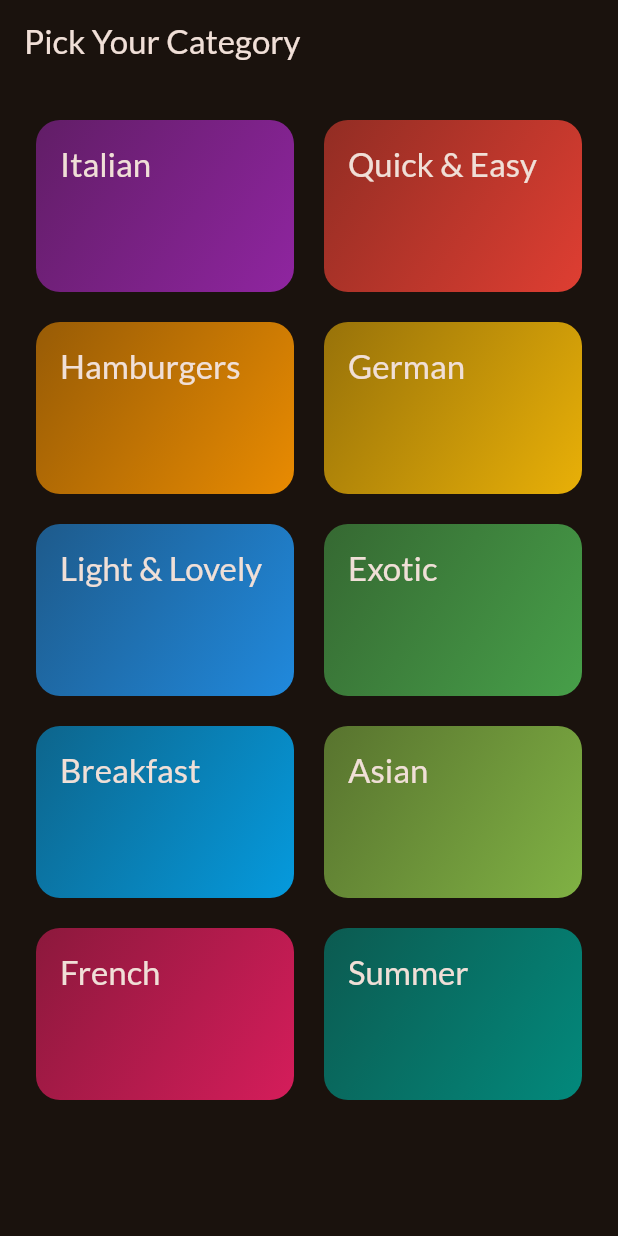
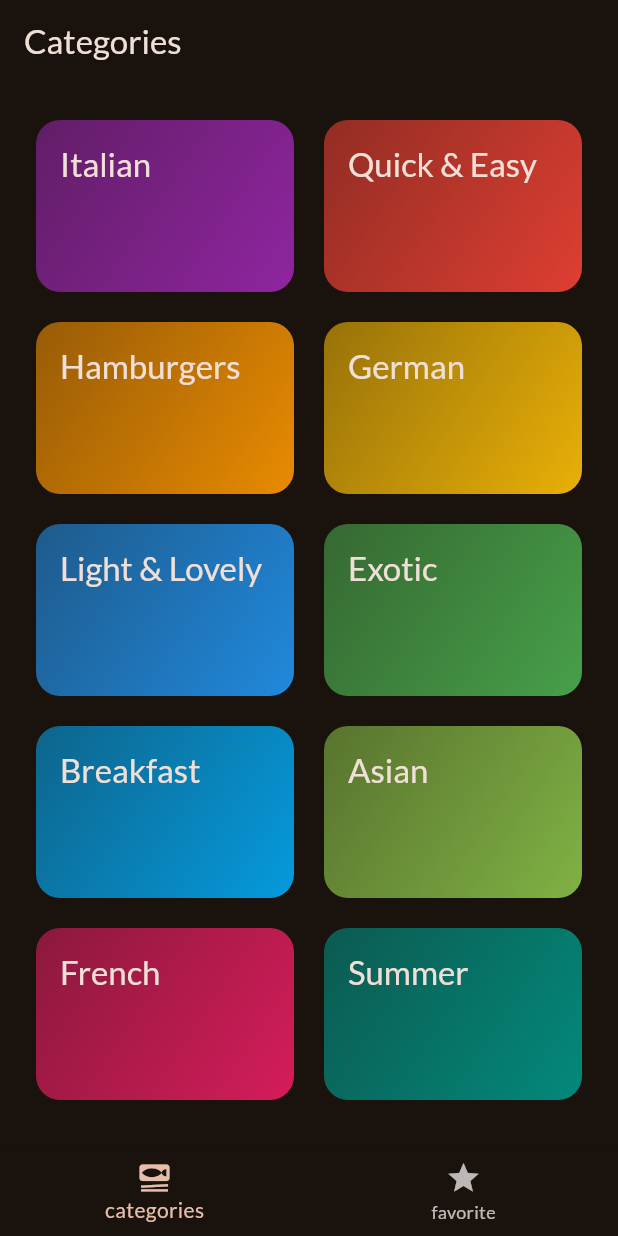
Before and after one commit to galuhbudhiswara/meals-app, a Flutter app: the screen it shows after launch, on a phone screen of 412 x 824 dp. Run offline on Flutter 3.47's test engine with Material 2 defaults, Android fonts, the phone set to English and light mode, and no system bars; our stand-ins replace google_fonts, transparent_image.

Commit message:
add a tab and function to favorite meals

```diff
--- a/lib/main.dart
+++ b/lib/main.dart
@@ -1,6 +1,6 @@
 import 'package:flutter/material.dart';
-import 'package:meals/screens/categories.dart';
 import 'package:google_fonts/google_fonts.dart';
+import 'package:meals/screens/tabs.dart';
 
 final theme = ThemeData(
   useMaterial3: true,
@@ -22,7 +22,7 @@ class App extends StatelessWidget {
   Widget build(BuildContext context) {
     return MaterialApp(
       theme: theme,
-      home: const CategoriesScreen(),
+      home: const TabsScreen(),
     );
   }
 }
--- a/lib/screens/categories.dart
+++ b/lib/screens/categories.dart
@@ -3,9 +3,12 @@ import 'package:meals/data/dummy_data.dart';
 import 'package:meals/screens/meals.dart';
 import 'package:meals/widgets/category_grid_item.dart';
 import 'package:meals/models/category.dart';
+import 'package:meals/models/meal.dart';
 
 class CategoriesScreen extends StatelessWidget {
-  const CategoriesScreen({super.key});
+  const CategoriesScreen({super.key, required this.onToggleFavorite});
+
+    final void Function(Meal meal) onToggleFavorite;
 
   void _selectCategory(BuildContext context, Category category) {
     final filteredMeals = dummyMeals
@@ -17,6 +20,7 @@ class CategoriesScreen extends StatelessWidget {
         builder: (ctx) => MealsScreen(
           title: category.title,
           meals: filteredMeals,
+          onToggleFavorite: onToggleFavorite,
         ),
       ),
     );
@@ -24,11 +28,7 @@ class CategoriesScreen extends StatelessWidget {
 
   @override
   Widget build(BuildContext context) {
-    return Scaffold(
-      appBar: AppBar(
-        title: const Text('Pick Your Category'),
-      ),
-      body: GridView(
+    return GridView(
         padding: const EdgeInsets.all(24),
         gridDelegate: const SliverGridDelegateWithFixedCrossAxisCount(
           crossAxisCount: 2,
@@ -45,7 +45,6 @@ class CategoriesScreen extends StatelessWidget {
               },
             )
         ],
-      ),
-    );
+      );
   }
 }
--- /dev/null
+++ b/lib/screens/tabs.dart
@@ -0,0 +1,87 @@
+import 'package:flutter/material.dart';
+import 'package:meals/screens/categories.dart';
+import 'package:meals/screens/meals.dart';
+import 'package:meals/models/meal.dart';
+
+class TabsScreen extends StatefulWidget {
+  const TabsScreen({super.key});
+
+  @override
+  State<TabsScreen> createState() {
+    return _TabsScreenState();
+  }
+}
+
+class _TabsScreenState extends State<TabsScreen> {
+  int _selectedPageIndex = 0;
+  final List<Meal> _favoriteMeal = [];
+
+  void _showInfoMessage(String message) {
+    ScaffoldMessenger.of(context).clearSnackBars();
+    ScaffoldMessenger.of(context).showSnackBar(
+      SnackBar(
+
+        content: Text(message),
+      ),
+    );
+  }
+
+  void _toggleMealFavoriteStatus(Meal meal) {
+    final isExisting = _favoriteMeal.contains(meal);
+
+    if (isExisting) {
+      setState(() {
+        _favoriteMeal.remove(meal);
+      });
+      _showInfoMessage('Meal is not longer a favorite');
+    } else {
+      setState(() {
+        _favoriteMeal.add(meal);
+        _showInfoMessage('Marked as favorite!');
+      });
+    }
+  }
+
+  void _selectPage(int index) {
+    setState(() {
+      _selectedPageIndex = index;
+    });
+  }
+
+  @override
+  Widget build(BuildContext context) {
+    Widget activePage = CategoriesScreen(
+      onToggleFavorite: _toggleMealFavoriteStatus,
+    );
+    var activePageTitle = 'Categories';
+
+    if (_selectedPageIndex == 1) {
+      activePage = MealsScreen(
+        meals: _favoriteMeal,
+        onToggleFavorite: _toggleMealFavoriteStatus,
+      );
+      activePageTitle = 'Your Favorites';
+    }
+
+    return Scaffold(
+      appBar: AppBar(
+        title: Text(activePageTitle),
+      ),
+      body: activePage,
+      bottomNavigationBar: BottomNavigationBar(
+        onTap: _selectPage,
+        currentIndex: _selectedPageIndex,
+        items: const [
+          BottomNavigationBarItem(
+            icon: Icon(Icons.set_meal),
+            label: 'categories',
+          ),
+          BottomNavigationBarItem(
+            icon: Icon(Icons.star),
+            label: 'favorite',
+          ),
+        ],
+      ),
+    );
+  }
+}
```
Also changed, not shown: lib/screens/meal_detail.dart (+14 -1 lines), lib/screens/meals.dart (+11 -3 lines).
